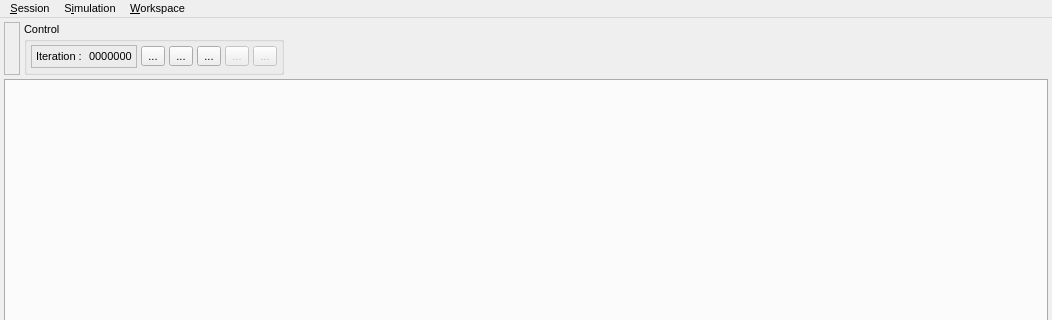
This is src/gui/gui.ui in disorderedmaterials/dissolve as Qt 5 draws it before an edit; both pictures show x 0 to 1052 and y 0 to 320 of the 1052 by 944 pixel window. The edited form follows.
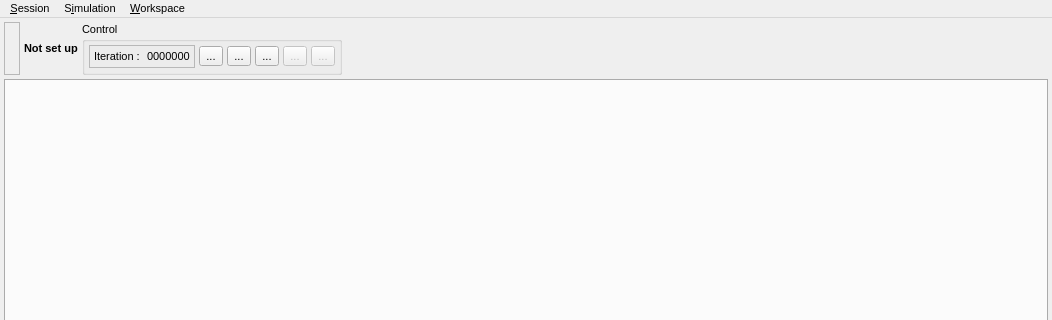
This is the edited form. Icons and pictures are not drawn.

Commit message: Added label to main gui indicating set-up status.

Patch:
```diff
--- a/src/gui/gui.ui
+++ b/src/gui/gui.ui
@@ -37,6 +37,9 @@
     </property>
     <item>
      <layout class="QHBoxLayout" name="horizontalLayout_5">
+      <property name="spacing">
+       <number>4</number>
+      </property>
       <item>
        <widget class="QFrame" name="frame">
         <property name="frameShape">
@@ -110,6 +113,19 @@
         </layout>
        </widget>
       </item>
+      <item>
+       <widget class="QLabel" name="SetUpLabel">
+        <property name="font">
+         <font>
+          <weight>75</weight>
+          <bold>true</bold>
+         </font>
+        </property>
+        <property name="text">
+         <string>Not set up</string>
+        </property>
+       </widget>
+      </item>
       <item>
        <widget class="QGroupBox" name="ControlGroup">
         <property name="sizePolicy">
@@ -336,7 +352,7 @@
         </property>
         <property name="sizeHint" stdset="0">
          <size>
-          <width>699</width>
+          <width>488</width>
           <height>20</height>
          </size>
         </property>
```
The commit also changes 1 other file.
